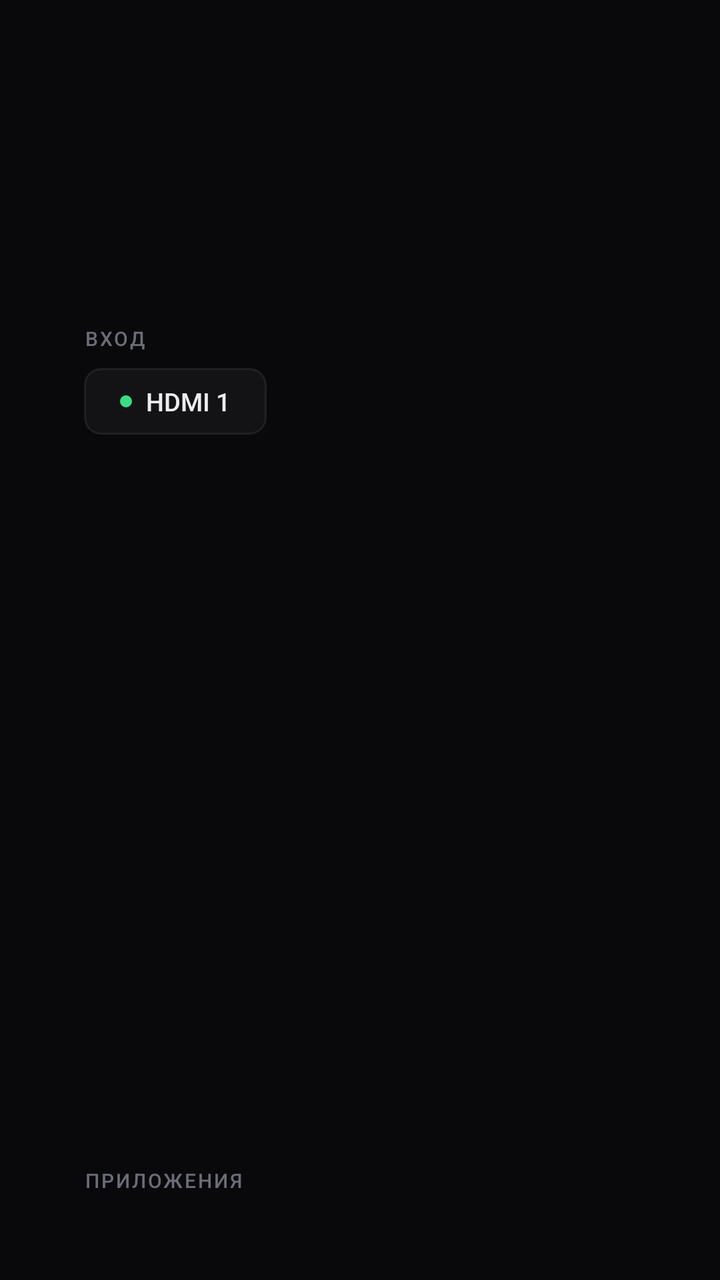
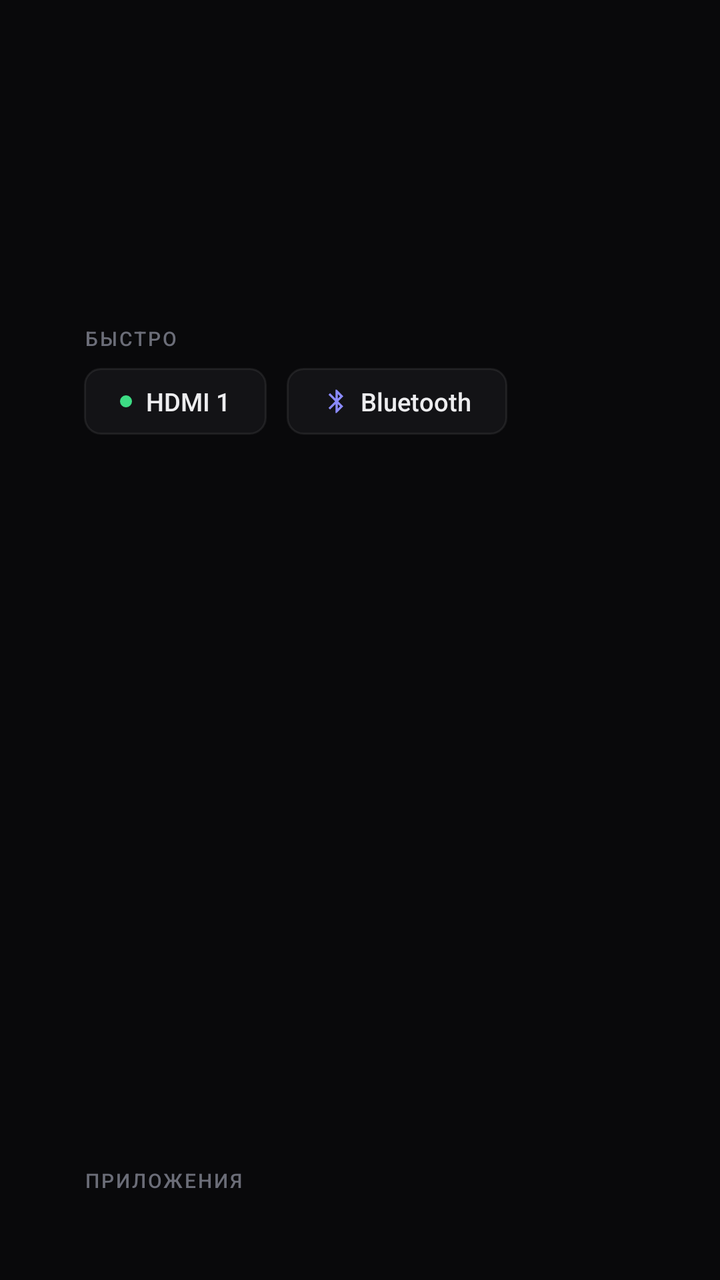

Two renders of the same Android screen: before a commit and after it. Below are the layout's source before the change and the commit's diff.
<!-- AndroidManifest.xml: application theme Theme.TvLauncher -->
<!-- res/layout/activity_home.xml -->
<?xml version="1.0" encoding="utf-8"?>
<FrameLayout xmlns:android="http://schemas.android.com/apk/res/android"
    android:layout_width="match_parent"
    android:layout_height="match_parent">

    <LinearLayout
        android:layout_width="match_parent"
        android:layout_height="match_parent"
        android:clipChildren="false"
        android:clipToPadding="false"
        android:orientation="vertical"
        android:paddingStart="@dimen/screen_pad_h"
        android:paddingTop="@dimen/screen_pad_v"
        android:paddingEnd="@dimen/screen_pad_h"
        android:paddingBottom="@dimen/screen_pad_v">

        
        <LinearLayout
            android:layout_width="match_parent"
            android:layout_height="wrap_content"
            android:orientation="horizontal">

            <LinearLayout
                android:layout_width="0dp"
                android:layout_height="wrap_content"
                android:layout_weight="1"
                android:orientation="vertical">

                <TextView
                    android:id="@+id/clock"
                    android:layout_width="wrap_content"
                    android:layout_height="wrap_content"
                    android:layout_marginBottom="-14dp"
                    android:fontFamily="sans-serif-medium"
                    android:fontFeatureSettings="tnum"
                    android:includeFontPadding="false"
                    android:letterSpacing="-0.055"
                    android:textColor="@color/text"
                    android:textSize="@dimen/clock_text" />

                <LinearLayout
                    android:layout_width="wrap_content"
                    android:layout_height="wrap_content"
                    android:layout_marginTop="9dp"
                    android:gravity="center_vertical"
                    android:orientation="horizontal">

                    <TextView
                        android:id="@+id/date"
                        android:layout_width="wrap_content"
                        android:layout_height="wrap_content"
                        android:textColor="@color/text_muted"
                        android:textSize="@dimen/date_text" />
                </LinearLayout>
            </LinearLayout>
        </LinearLayout>

        <TextView
            style="@style/SectionLabel"
            android:layout_marginTop="@dimen/block_gap"
            android:text="Вход" />

        <TextView
            android:id="@+id/hdmi_button"
            android:layout_width="wrap_content"
            android:layout_height="wrap_content"
            android:background="@drawable/bg_pill"
            android:drawableStart="@drawable/dot_green"
            android:drawablePadding="7dp"
            android:focusable="true"
            android:fontFamily="sans-serif-medium"
            android:gravity="center_vertical"
            android:paddingStart="@dimen/pill_pad_h"
            android:paddingTop="@dimen/pill_pad_v"
            android:paddingEnd="@dimen/pill_pad_h"
            android:paddingBottom="@dimen/pill_pad_v"
            android:text="HDMI 1"
            android:textColor="@color/text"
            android:textSize="@dimen/pill_text" />

        
        <LinearLayout
            android:layout_width="match_parent"
            android:layout_height="0dp"
            android:layout_marginTop="@dimen/block_gap"
            android:layout_weight="1"
            android:clipChildren="false"
            android:clipToPadding="false"
            android:gravity="bottom"
            android:orientation="vertical">

            <TextView
                style="@style/SectionLabel"
                android:text="Приложения" />

            <androidx.recyclerview.widget.RecyclerView
                android:id="@+id/grid"
                android:layout_width="match_parent"
                android:layout_height="wrap_content"
                android:layout_marginStart="-16dp"
                android:layout_marginTop="-6dp"
                android:layout_marginEnd="-16dp"
                android:layout_marginBottom="-16dp"
                android:clipChildren="true"
                android:clipToPadding="false"
                android:padding="10dp"
                android:scrollbars="none" />
        </LinearLayout>
    </LinearLayout>

    <TextView
        android:id="@+id/move_hint"
        android:layout_width="wrap_content"
        android:layout_height="wrap_content"
        android:layout_gravity="bottom|center_horizontal"
        android:layout_marginBottom="10dp"
        android:text="◀ ▶ ▲ ▼ — переместить · OK — готово · Назад — отмена"
        android:textColor="@color/label"
        android:textSize="11sp"
        android:visibility="gone" />
</FrameLayout>
<!-- resources referenced by this layout -->
<resources>
  <color name="label">#6B6D78</color>
  <color name="text">#EDEDEF</color>
  <color name="text_muted">#8B8D98</color>
  <dimen name="block_gap">17dp</dimen>
  <dimen name="clock_text">81sp</dimen>
  <dimen name="date_text">15sp</dimen>
  <dimen name="pill_pad_h">18dp</dimen>
  <dimen name="pill_pad_v">8dp</dimen>
  <dimen name="pill_text">12.5sp</dimen>
  <dimen name="screen_pad_h">42dp</dimen>
  <dimen name="screen_pad_v">35dp</dimen>
  <!-- drawable bg_pill (drawable) -->
  <?xml version="1.0" encoding="utf-8"?>
  <selector xmlns:android="http://schemas.android.com/apk/res/android">
      <item android:state_focused="true">
          <shape android:shape="rectangle">
              <solid android:color="@color/panel" />
              <stroke android:width="@dimen/focus_ring" android:color="@color/accent" />
              <corners android:radius="@dimen/pill_radius" />
          </shape>
      </item>
      <item>
          <shape android:shape="rectangle">
              <solid android:color="@color/panel" />
              <stroke android:width="1dp" android:color="@color/panel_stroke" />
              <corners android:radius="@dimen/pill_radius" />
          </shape>
      </item>
  </selector>
  <!-- drawable dot_green (drawable) -->
  <?xml version="1.0" encoding="utf-8"?>
  <shape xmlns:android="http://schemas.android.com/apk/res/android" android:shape="oval">
      <solid android:color="@color/up" />
      <size android:width="@dimen/dot" android:height="@dimen/dot" />
  </shape>
  <style name="SectionLabel">
          <item name="android:layout_width">wrap_content</item>
          <item name="android:layout_height">wrap_content</item>
          <item name="android:layout_marginBottom">@dimen/label_gap</item>
          <item name="android:fontFamily">sans-serif-medium</item>
          <item name="android:letterSpacing">0.1</item>
          <item name="android:textAllCaps">true</item>
          <item name="android:textColor">@color/label</item>
          <item name="android:textSize">@dimen/label_text</item>
      </style>
  <style name="Theme.TvLauncher" parent="@android:style/Theme.DeviceDefault.NoActionBar.Fullscreen">
          <item name="android:windowBackground">@color/bg</item>
          <item name="android:colorAccent">@color/accent</item>
          <item name="android:defaultFocusHighlightEnabled">false</item>
      </style>
  <color name="panel">#131316</color>
  <dimen name="focus_ring">2dp</dimen>
  <color name="accent">#8B8BFF</color>
  <dimen name="pill_radius">8dp</dimen>
  <color name="panel_stroke">#13FFFFFF</color>
  <color name="up">#3DDC84</color>
  <dimen name="dot">6dp</dimen>
  <dimen name="label_gap">8dp</dimen>
  <dimen name="label_text">10sp</dimen>
  <color name="bg">#09090B</color>
</resources>

<!-- the commit's change to res/layout/activity_home.xml (unified diff, before → after) -->
@@ -58,25 +58,53 @@
         <TextView
             style="@style/SectionLabel"
             android:layout_marginTop="@dimen/block_gap"
-            android:text="Вход" />
+            android:text="Быстро" />
 
-        <TextView
-            android:id="@+id/hdmi_button"
+        <LinearLayout
             android:layout_width="wrap_content"
             android:layout_height="wrap_content"
-            android:background="@drawable/bg_pill"
-            android:drawableStart="@drawable/dot_green"
-            android:drawablePadding="7dp"
-            android:focusable="true"
-            android:fontFamily="sans-serif-medium"
-            android:gravity="center_vertical"
-            android:paddingStart="@dimen/pill_pad_h"
-            android:paddingTop="@dimen/pill_pad_v"
-            android:paddingEnd="@dimen/pill_pad_h"
-            android:paddingBottom="@dimen/pill_pad_v"
-            android:text="HDMI 1"
-            android:textColor="@color/text"
-            android:textSize="@dimen/pill_text" />
+            android:clipChildren="false"
+            android:clipToPadding="false"
+            android:orientation="horizontal">
+
+            <TextView
+                android:id="@+id/hdmi_button"
+                android:layout_width="wrap_content"
+                android:layout_height="wrap_content"
+                android:background="@drawable/bg_pill"
+                android:drawableStart="@drawable/dot_green"
+                android:drawablePadding="7dp"
+                android:focusable="true"
+                android:fontFamily="sans-serif-medium"
+                android:gravity="center_vertical"
+                android:paddingStart="@dimen/pill_pad_h"
+                android:paddingTop="@dimen/pill_pad_v"
+                android:paddingEnd="@dimen/pill_pad_h"
+                android:paddingBottom="@dimen/pill_pad_v"
+                android:text="HDMI 1"
+                android:textColor="@color/text"
+                android:textSize="@dimen/pill_text" />
+
+            
+            <TextView
+                android:id="@+id/bluetooth_button"
+                android:layout_width="wrap_content"
+                android:layout_height="match_parent"
+                android:layout_marginStart="@dimen/pill_gap"
+                android:background="@drawable/bg_pill"
+                android:drawableStart="@drawable/ic_bluetooth"
+                android:drawablePadding="5dp"
+                android:focusable="true"
+                android:fontFamily="sans-serif-medium"
+                android:gravity="center_vertical"
+                android:paddingStart="@dimen/pill_pad_h"
+                android:paddingTop="@dimen/pill_pad_v"
+                android:paddingEnd="@dimen/pill_pad_h"
+                android:paddingBottom="@dimen/pill_pad_v"
+                android:text="Bluetooth"
+                android:textColor="@color/text"
+                android:textSize="@dimen/pill_text" />
+        </LinearLayout>
 
         
         <LinearLayout
<!-- resource entries referenced after the edit -->
@@ -6,6 +6,7 @@
   <dimen name="block_gap">17dp</dimen>
   <dimen name="clock_text">81sp</dimen>
   <dimen name="date_text">15sp</dimen>
+  <dimen name="pill_gap">10dp</dimen>
   <dimen name="pill_pad_h">18dp</dimen>
   <dimen name="pill_pad_v">8dp</dimen>
   <dimen name="pill_text">12.5sp</dimen>
@@ -35,6 +36,17 @@
       <solid android:color="@color/up" />
       <size android:width="@dimen/dot" android:height="@dimen/dot" />
   </shape>
+  <!-- drawable ic_bluetooth (drawable) -->
+  <?xml version="1.0" encoding="utf-8"?>
+  <vector xmlns:android="http://schemas.android.com/apk/res/android"
+      android:width="14dp"
+      android:height="14dp"
+      android:viewportWidth="24"
+      android:viewportHeight="24">
+      <path
+          android:fillColor="@color/accent"
+          android:pathData="M17.71,7.71L12,2h-1v7.59L6.41,5 5,6.41 10.59,12 5,17.59 6.41,19 11,14.41V22h1l5.71,-5.71 -4.3,-4.29 4.3,-4.29zM13,5.83l1.88,1.88L13,9.59V5.83zM14.88,16.29L13,18.17v-3.76l1.88,1.88z" />
+  </vector>
   <style name="SectionLabel">
           <item name="android:layout_width">wrap_content</item>
           <item name="android:layout_height">wrap_content</item>
